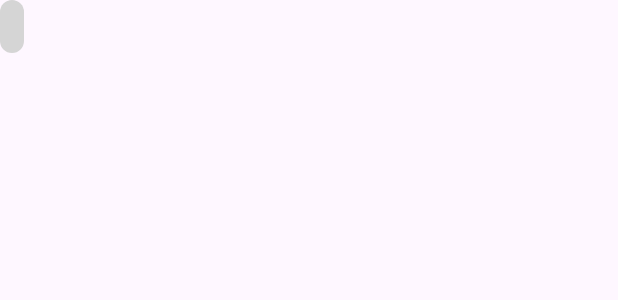
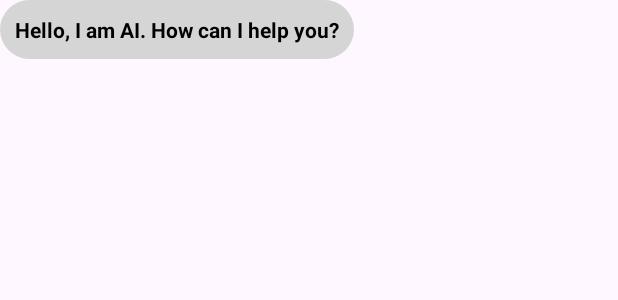
Before and after one commit to Sarimsaljook/JurisScan, an Android app: the layout item_ai_message.xml on its own in the app's theme, with its tools: preview values and no code run, on a phone screen of 412 x 824 dp. Shown: the top 300 px of the screen. Run offline under Robolectric (Android 15) with nearby library versions, the light colour scheme and no system bars.

Commit message:
Add live AI/User chat window via right vertical drawer slide

```diff
--- a/app/src/main/java/com/example/jurisscan/ChatAdapter.java
+++ b/app/src/main/java/com/example/jurisscan/ChatAdapter.java
@@ -1,5 +1,6 @@
 package com.example.jurisscan;
 // ChatAdapter.java
+import android.content.Context;
 import android.view.LayoutInflater;
 import android.view.View;
 import android.view.ViewGroup;
@@ -11,9 +12,11 @@ import java.util.List;
 public class ChatAdapter extends RecyclerView.Adapter<RecyclerView.ViewHolder> {
 
     private final List<ChatMessage> messages;
+    private Context mContext;
 
-    public ChatAdapter(List<ChatMessage> messages) {
+    public ChatAdapter(Context context, List<ChatMessage> messages) {
         this.messages = messages;
+        this.mContext = context;
     }
 
     @NonNull
@@ -60,6 +63,7 @@ public class ChatAdapter extends RecyclerView.Adapter<RecyclerView.ViewHolder> {
 
         public void bind(ChatMessage message) {
             messageTextView.setText(message.getMessage());
+            System.out.println("User message: " + message.getMessage());
         }
     }
 
--- a/app/src/main/java/com/example/jurisscan/DocumentView.java
+++ b/app/src/main/java/com/example/jurisscan/DocumentView.java
@@ -110,15 +110,14 @@ public class DocumentView extends AppCompatActivity {
                 // Optionally, perform other animations or UI updates based on slideOffset
                 // Example: Translate other views along with drawer slide
 
-                // Example: recyclerView translation along with drawer slide
-                recyclerView.setTranslationX(slideOffset * drawerView.getWidth());
+
             }
         });
 
         recyclerView = findViewById(R.id.drawer_recycler_view);
         recyclerView.setLayoutManager(new LinearLayoutManager(this));
 
-        chatAdapter = new ChatAdapter(messageList);
+        chatAdapter = new ChatAdapter(this, messageList);
         recyclerView.setAdapter(chatAdapter);
 
         uploadPdfForKnowledgeBase(file);
--- a/app/src/main/res/drawable/rounded_background_ai.xml
+++ b/app/src/main/res/drawable/rounded_background_ai.xml
@@ -2,5 +2,5 @@
 <shape xmlns:android="http://schemas.android.com/apk/res/android"
     android:shape="rectangle">
     <solid android:color="#D5D5D5" /> <!-- Solid color for the background -->
-    <corners android:radius="80dp" /> <!-- Radius for rounded corners, adjust as needed -->
+    <corners android:radius="30dp" /> <!-- Radius for rounded corners, adjust as needed -->
 </shape>
--- a/app/src/main/res/layout/activity_document_view.xml
+++ b/app/src/main/res/layout/activity_document_view.xml
@@ -36,6 +36,7 @@
             android:id="@+id/drawer_recycler_view"
             android:layout_width="300dp"
             android:layout_height="600dp"
+            android:background="#FFFFFF"
             android:padding="8dp" />
 
         <!-- EditText for user input -->
--- a/app/src/main/res/layout/item_ai_message.xml
+++ b/app/src/main/res/layout/item_ai_message.xml
@@ -4,7 +4,10 @@
     android:layout_width="wrap_content"
     android:layout_height="wrap_content"
     android:background="@drawable/rounded_background_ai"
-    android:padding="8dp"
+    android:text="Hello, I am AI. How can I help you?"
+    android:padding="10dp"
+    android:layout_marginBottom="10dp"
+    android:textStyle="bold"
     android:textColor="@android:color/black">
 
 </TextView>
--- a/app/src/main/res/layout/item_user_message.xml
+++ b/app/src/main/res/layout/item_user_message.xml
@@ -4,7 +4,9 @@
     android:layout_width="wrap_content"
     android:layout_height="wrap_content"
     android:background="@drawable/rounded_background_user"
-    android:padding="8dp"
+    android:padding="10dp"
+    android:layout_marginBottom="10dp"
+    android:text="I am a user."
     android:textColor="@android:color/white">
 
 </TextView>
```
